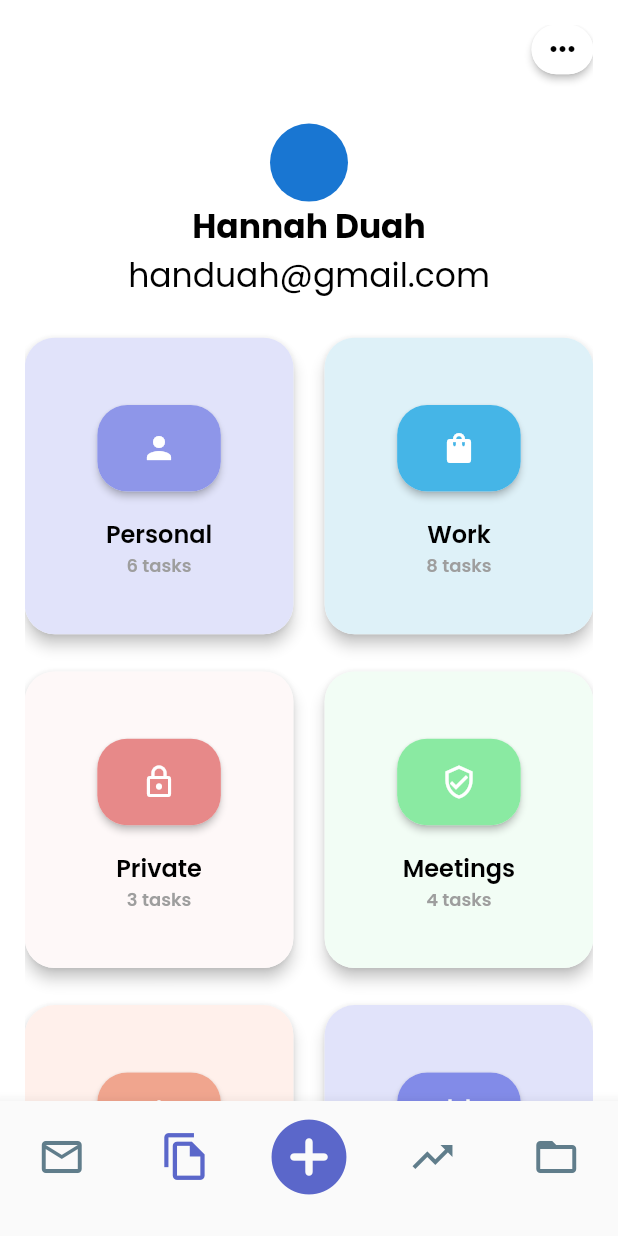
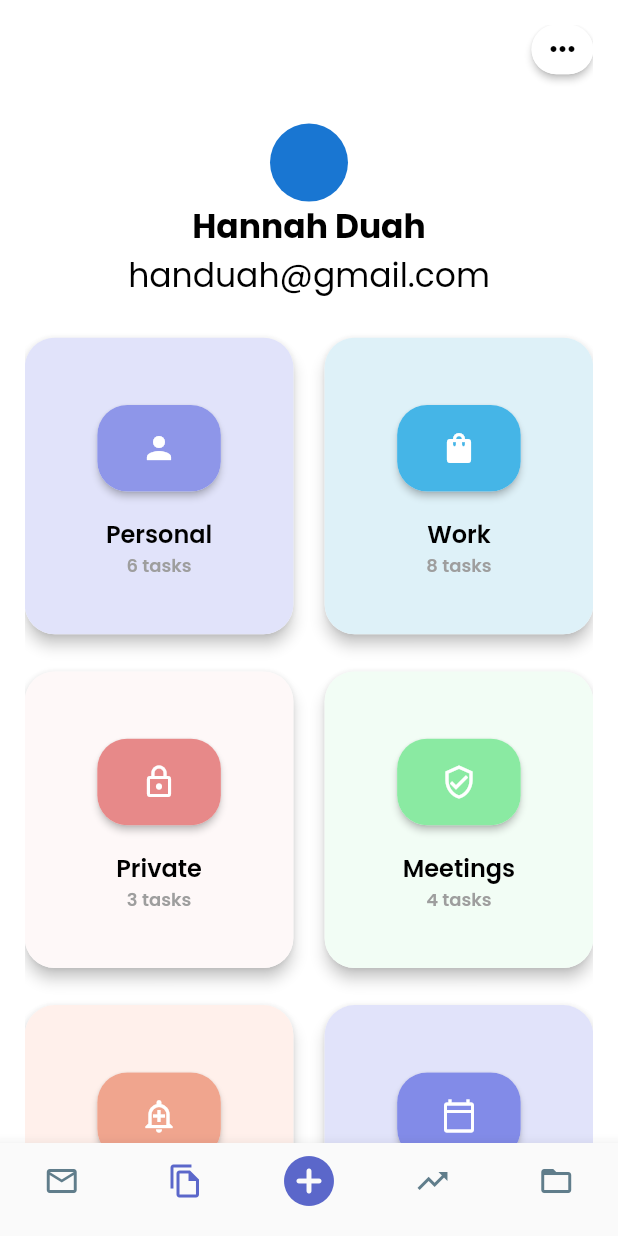
Before and after one commit to handuah/dailyTasks-UI, a Flutter app: the HomePage screen opened by its route, swiped to page 2, on a phone screen of 412 x 824 dp. Run offline on Flutter 3.47's test engine with Material 2 defaults, Android fonts, the phone set to English and light mode, and no system bars; our stand-ins replace google_fonts, hexcolor, sizer.

Commit message:
changes icon sizes

```diff
--- a/lib/homePage.dart
+++ b/lib/homePage.dart
@@ -43,7 +43,7 @@ class _HomePageState extends State<HomePage> {
       bottomNavigationBar: BottomNavigationBar(
         selectedLabelStyle: TextStyle(
           color: HexColor("#22325f"),
-          fontSize: 14.0,
+          fontSize: 10.0,
         ),
         selectedItemColor: HexColor("#22325f"),
         showSelectedLabels: true,
@@ -56,33 +56,33 @@ class _HomePageState extends State<HomePage> {
             icon: Icon(
               Icons.mail_outlined,
               color: Colors.blueGrey,
-              size: 32.0,
+              size: 24.0,
             ),
             label: '',
             // title: Text('Dashboard'),
             activeIcon: Icon(
               Icons.mail_outlined,
               color: HexColor("#5B67CA"),
-              size: 34.0,
+              size: 24.0,
             ),
           ),
           BottomNavigationBarItem(
             icon: Icon(
               Icons.file_copy_outlined,
               color: Colors.blueGrey,
-              size: 32.0,
+              size: 24.0,
             ),
             label: '',
             activeIcon: Icon(
               Icons.file_copy_outlined,
               color: HexColor("#5B67CA"),
-              size: 34.0,
+              size: 24.0,
             ),
           ),
           BottomNavigationBarItem(
             icon: Icon(
               Icons.add_circle_rounded,
-              size: 60.0,
+              size: 40.0,
               color: HexColor("#5B67CA"),
             ),
             label: '',
@@ -95,26 +95,26 @@ class _HomePageState extends State<HomePage> {
             icon: Icon(
               Icons.trending_up_outlined,
               color: Colors.blueGrey,
-              size: 32.0,
+              size: 24.0,
             ),
             label: '',
             activeIcon: Icon(
               Icons.trending_up_outlined,
               color: HexColor("#5B67CA"),
-              size: 34.0,
+              size: 24.0,
             ),
           ),
           BottomNavigationBarItem(
             icon: Icon(
               Icons.folder_open_outlined,
               color: Colors.blueGrey,
-              size: 32.0,
+              size: 24.0,
             ),
             label: '',
             activeIcon: Icon(
               Icons.folder_open_outlined,
               color: HexColor("#5B67CA"),
-              size: 34.0,
+              size: 24.0,
             ),
           ),
         ],
```
